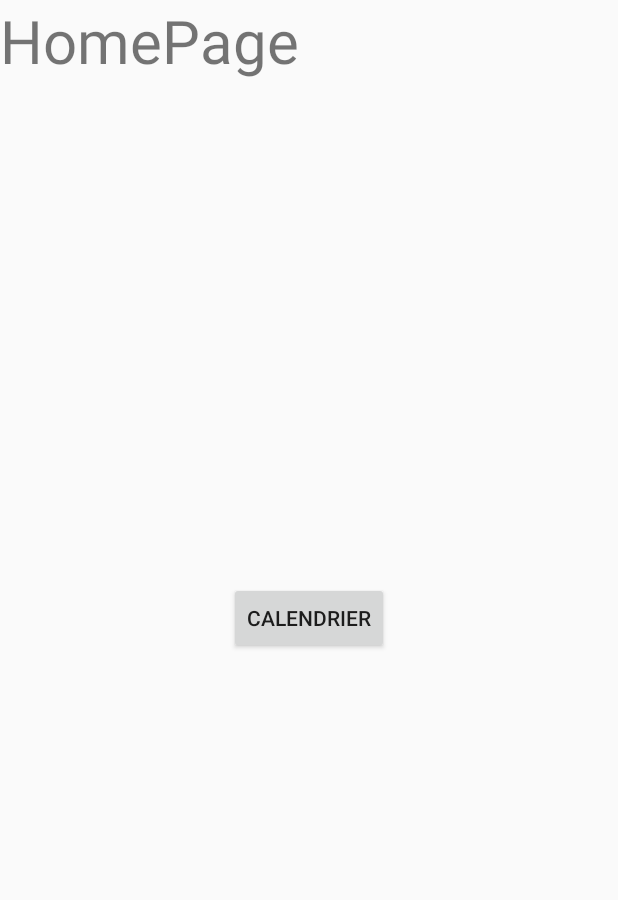
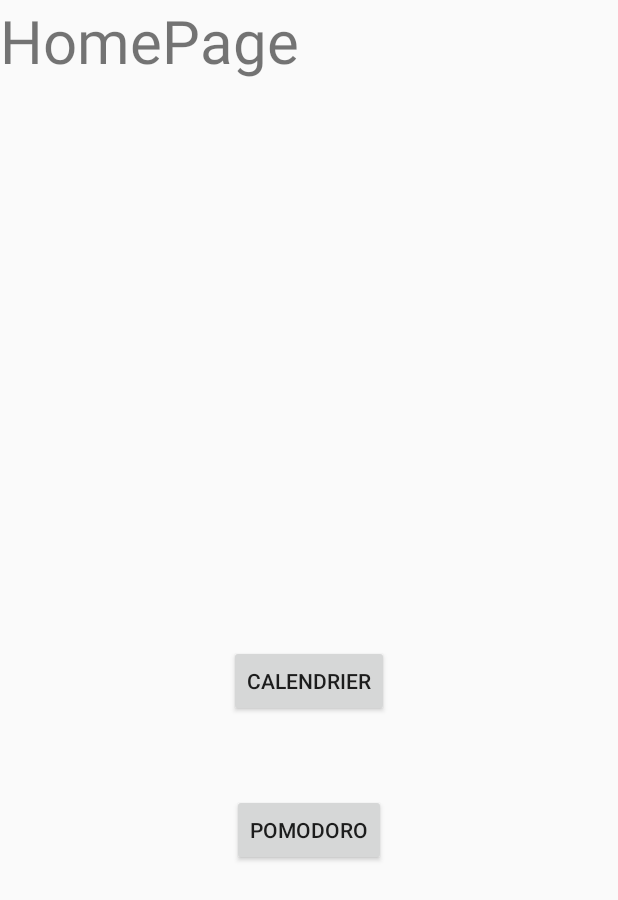
Before and after one commit to Guetguet6/bubble, an Android app built with Jetpack Compose: the screen it shows after launch (MainActivity), on a phone screen of 412 x 824 dp. Shown: the top 900 px of the screen. Run offline under Robolectric (Android 15) with nearby library versions, the phone set to English and light mode, and no system bars.

Commit message:
Added new Pomodoro Activity, simple start and stop timer

```diff
--- a/app/src/main/AndroidManifest.xml
+++ b/app/src/main/AndroidManifest.xml
@@ -26,6 +26,11 @@
                 <category android:name="android.intent.category.LAUNCHER" />
             </intent-filter>
         </activity>
+        <activity
+            android:name=".Pomodoro"
+            android:exported="false"
+            android:theme="@style/Theme.BubbleApp">
+        </activity>
     </application>
 
 </manifest>
--- a/app/src/main/java/ca/uqac/bubble/MainActivity.kt
+++ b/app/src/main/java/ca/uqac/bubble/MainActivity.kt
@@ -24,5 +24,11 @@ class MainActivity : ComponentActivity() {
             val Intent = Intent(this,Calendrier::class.java)
             startActivity(Intent)
         }
+
+        val pomodoroButton = findViewById<Button>(R.id.pomodoro_btn)
+        pomodoroButton.setOnClickListener {
+            val intent = Intent(this, Pomodoro::class.java)
+            startActivity(intent)
+        }
     }
 }
--- a/app/src/main/res/layout/activity_main.xml
+++ b/app/src/main/res/layout/activity_main.xml
@@ -12,8 +12,8 @@
         android:layout_height="wrap_content"
         android:text="HomePage"
         android:textSize="40sp"
-        tools:layout_editor_absoluteX="127dp"
-        tools:layout_editor_absoluteY="388dp" />
+        tools:layout_editor_absoluteX="106dp"
+        tools:layout_editor_absoluteY="265dp" />
 
     <Button
         android:id="@+id/calendrier_btn"
@@ -22,7 +22,22 @@
         android:text="Calendrier"
         app:layout_constraintBottom_toBottomOf="parent"
         app:layout_constraintEnd_toEndOf="parent"
+        app:layout_constraintHorizontal_bias="0.501"
         app:layout_constraintStart_toStartOf="parent"
-        app:layout_constraintTop_toTopOf="parent" />
+        app:layout_constraintTop_toTopOf="parent"
+        app:layout_constraintVertical_bias="0.554" />
+
+    <Button
+        android:id="@+id/pomodoro_btn"
+        android:layout_width="wrap_content"
+        android:layout_height="wrap_content"
+        android:text="Pomodoro"
+        app:layout_constraintBottom_toBottomOf="parent"
+        app:layout_constraintEnd_toEndOf="parent"
+        app:layout_constraintHorizontal_bias="0.501"
+        app:layout_constraintStart_toStartOf="parent"
+        app:layout_constraintTop_toTopOf="parent"
+        app:layout_constraintVertical_bias="0.682" />
+
 
 </androidx.constraintlayout.widget.ConstraintLayout>
```
Also changed, not shown: app/src/main/java/ca/uqac/bubble/Pomodoro.kt (added, +64 -0 lines), app/src/main/res/layout/pomodoro.xml (added, +28 -0 lines).
